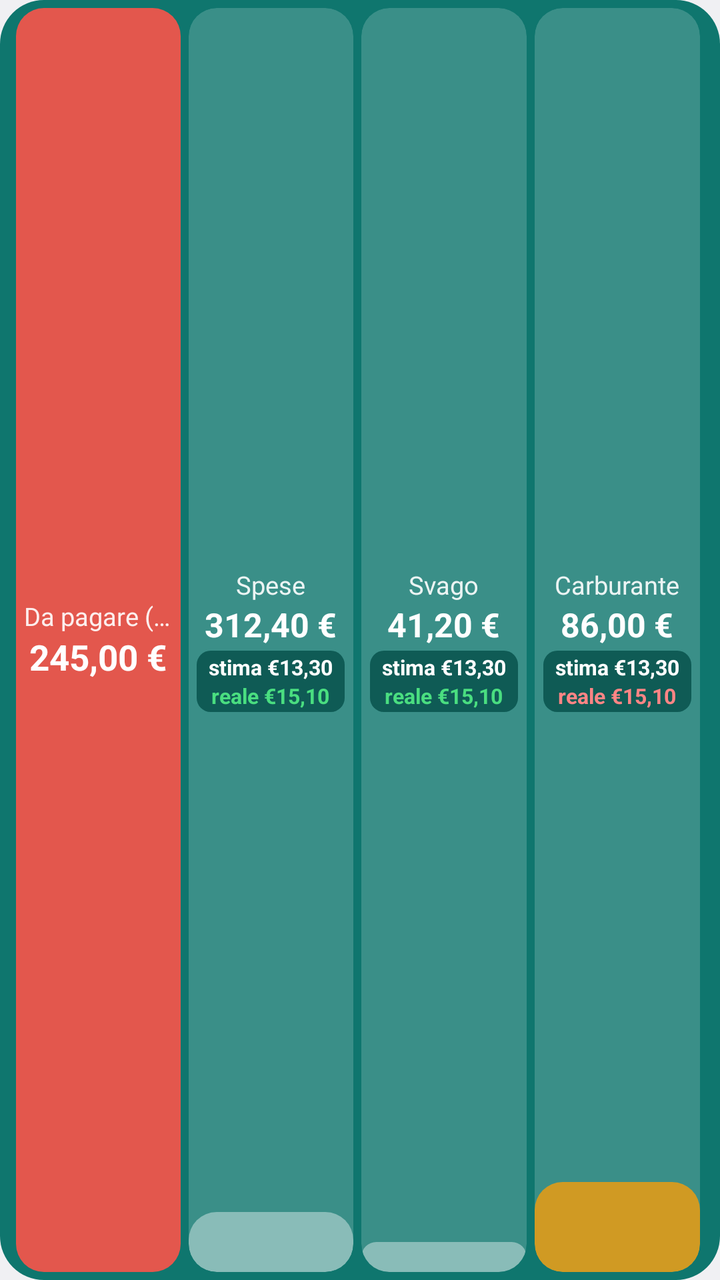
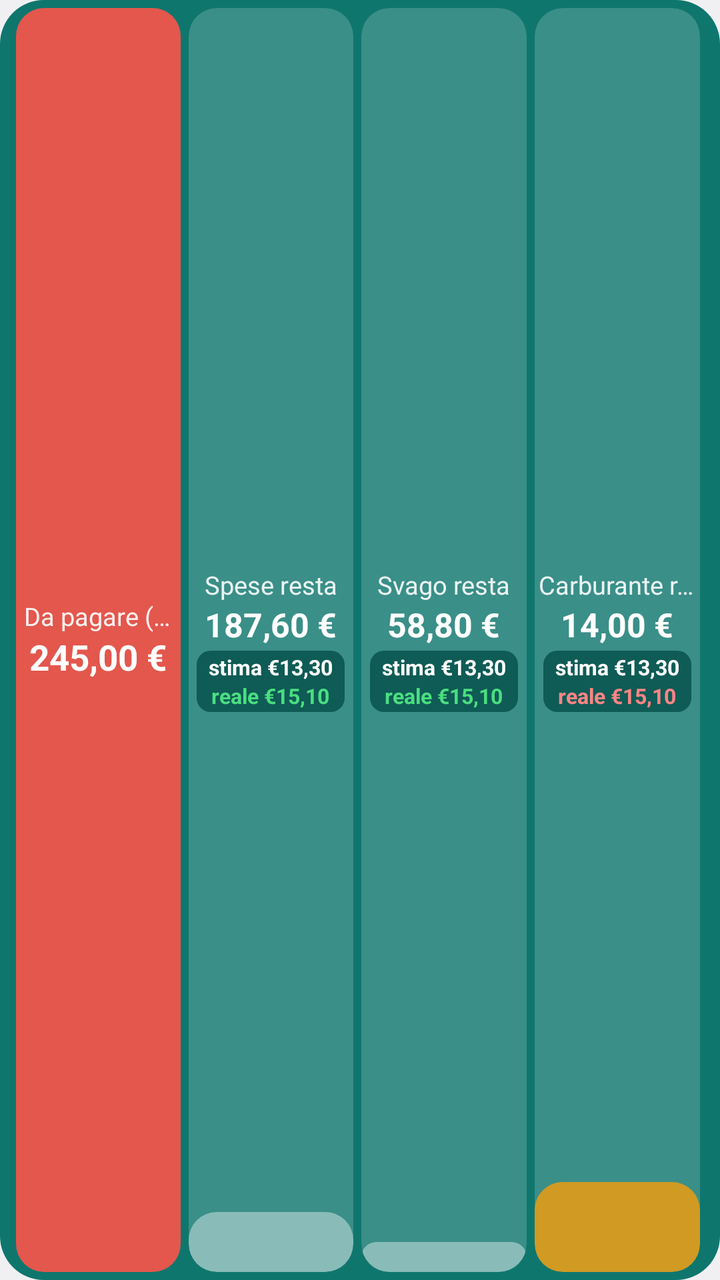

An Android layout rendered at two revisions. The XML below is the earlier revision; the diff shows what the commit changed to produce the second picture.
<!-- AndroidManifest.xml: application theme AppTheme -->
<!-- res/layout/widget_month3_preview.xml -->
<?xml version="1.0" encoding="utf-8"?>
<LinearLayout xmlns:android="http://schemas.android.com/apk/res/android"
    android:layout_width="match_parent"
    android:layout_height="match_parent"
    android:orientation="horizontal"
    android:gravity="center_vertical"
    android:paddingLeft="8dp"
    android:paddingRight="8dp"
    android:paddingTop="4dp"
    android:paddingBottom="4dp"
    android:background="@drawable/widget_bg">

    
    <LinearLayout
        android:layout_width="0dp"
        android:layout_height="match_parent"
        android:layout_weight="1"
        android:layout_marginRight="2dp"
        android:orientation="vertical">

        
        <LinearLayout
            android:layout_width="match_parent"
            android:layout_height="match_parent"
            android:orientation="vertical"
            android:gravity="center"
            android:paddingLeft="4dp"
            android:paddingRight="4dp"
            android:background="@drawable/widget_cell_due">
            <TextView
                android:layout_width="wrap_content"
                android:layout_height="wrap_content"
                android:text="Da pagare (3)"
                android:textColor="#E6FFFFFF"
                android:textSize="12.5sp"
                android:singleLine="true" />
            <TextView
                android:layout_width="wrap_content"
                android:layout_height="wrap_content"
                android:text="245,00 €"
                android:textColor="#FFFFFF"
                android:textSize="17.5sp"
                android:textStyle="bold"
                android:singleLine="true" />
        </LinearLayout>
    </LinearLayout>


    
    <FrameLayout
        android:layout_width="0dp"
        android:layout_height="match_parent"
        android:layout_weight="1"
        android:layout_marginLeft="2dp"
        android:layout_marginRight="2dp"
        android:background="@drawable/widget_cell"
        android:clipToOutline="true">
        <ImageView
            android:layout_width="match_parent"
            android:layout_height="match_parent"
            android:src="@drawable/preview_fill_a"
            android:scaleType="fitXY" />
        <LinearLayout
            android:layout_width="match_parent"
            android:layout_height="match_parent"
            android:orientation="vertical"
            android:gravity="center"
            android:paddingLeft="2dp"
            android:paddingRight="2dp">
            <TextView
                android:layout_width="wrap_content"
                android:layout_height="wrap_content"
                android:text="Spese"
                android:textColor="#E6FFFFFF"
                android:textSize="12.5sp"
                android:singleLine="true" />
            <TextView
                android:layout_width="wrap_content"
                android:layout_height="wrap_content"
                android:text="312,40 €"
                android:textColor="#FFFFFF"
                android:textSize="16.5sp"
                android:textStyle="bold"
                android:singleLine="true" />
            
            <LinearLayout
                android:layout_width="wrap_content"
                android:layout_height="wrap_content"
                android:layout_marginTop="2dp"
                android:orientation="vertical"
                android:gravity="center_horizontal"
                android:paddingLeft="6dp"
                android:paddingRight="6dp"
                android:paddingTop="1dp"
                android:paddingBottom="1dp"
                android:background="@drawable/widget_pill">
            <TextView
                android:layout_width="wrap_content"
                android:layout_height="wrap_content"
                android:text="stima €13,30"
                android:textColor="#FFFFFFFF"
                android:textSize="10.5sp"
                android:textStyle="bold"
                android:singleLine="true" />
            <TextView
                android:layout_width="wrap_content"
                android:layout_height="wrap_content"
                android:text="reale €15,10"
                android:textColor="#FF4ADE80"
                android:textSize="10.5sp"
                android:textStyle="bold"
                android:singleLine="true" />
            </LinearLayout>
        </LinearLayout>
    </FrameLayout>

    
    <FrameLayout
        android:layout_width="0dp"
        android:layout_height="match_parent"
        android:layout_weight="1"
        android:layout_marginLeft="2dp"
        android:layout_marginRight="2dp"
        android:background="@drawable/widget_cell"
        android:clipToOutline="true">
        <ImageView
            android:layout_width="match_parent"
            android:layout_height="match_parent"
            android:src="@drawable/preview_fill_c"
            android:scaleType="fitXY" />
        <LinearLayout
            android:layout_width="match_parent"
            android:layout_height="match_parent"
            android:orientation="vertical"
            android:gravity="center"
            android:paddingLeft="2dp"
            android:paddingRight="2dp">
            <TextView
                android:layout_width="wrap_content"
                android:layout_height="wrap_content"
                android:text="Svago"
                android:textColor="#E6FFFFFF"
                android:textSize="12.5sp"
                android:singleLine="true" />
            <TextView
                android:layout_width="wrap_content"
                android:layout_height="wrap_content"
                android:text="41,20 €"
                android:textColor="#FFFFFF"
                android:textSize="16.5sp"
                android:textStyle="bold"
                android:singleLine="true" />
            
            <LinearLayout
                android:layout_width="wrap_content"
                android:layout_height="wrap_content"
                android:layout_marginTop="2dp"
                android:orientation="vertical"
                android:gravity="center_horizontal"
                android:paddingLeft="6dp"
                android:paddingRight="6dp"
                android:paddingTop="1dp"
                android:paddingBottom="1dp"
                android:background="@drawable/widget_pill">
            <TextView
                android:layout_width="wrap_content"
                android:layout_height="wrap_content"
                android:text="stima €13,30"
                android:textColor="#FFFFFFFF"
                android:textSize="10.5sp"
                android:textStyle="bold"
                android:singleLine="true" />
            <TextView
                android:layout_width="wrap_content"
                android:layout_height="wrap_content"
                android:text="reale €15,10"
                android:textColor="#FF4ADE80"
                android:textSize="10.5sp"
                android:textStyle="bold"
                android:singleLine="true" />
            </LinearLayout>
        </LinearLayout>
    </FrameLayout>

    
    <FrameLayout
        android:layout_width="0dp"
        android:layout_height="match_parent"
        android:layout_weight="1"
        android:layout_marginLeft="2dp"
        android:layout_marginRight="2dp"
        android:background="@drawable/widget_cell"
        android:clipToOutline="true">
        <ImageView
            android:layout_width="match_parent"
            android:layout_height="match_parent"
            android:src="@drawable/preview_fill_b"
            android:scaleType="fitXY" />
        <LinearLayout
            android:layout_width="match_parent"
            android:layout_height="match_parent"
            android:orientation="vertical"
            android:gravity="center"
            android:paddingLeft="2dp"
            android:paddingRight="2dp">
            <TextView
                android:layout_width="wrap_content"
                android:layout_height="wrap_content"
                android:text="Carburante"
                android:textColor="#E6FFFFFF"
                android:textSize="12.5sp"
                android:singleLine="true" />
            <TextView
                android:layout_width="wrap_content"
                android:layout_height="wrap_content"
                android:text="86,00 €"
                android:textColor="#FFFFFF"
                android:textSize="16.5sp"
                android:textStyle="bold"
                android:singleLine="true" />
            
            <LinearLayout
                android:layout_width="wrap_content"
                android:layout_height="wrap_content"
                android:layout_marginTop="2dp"
                android:orientation="vertical"
                android:gravity="center_horizontal"
                android:paddingLeft="6dp"
                android:paddingRight="6dp"
                android:paddingTop="1dp"
                android:paddingBottom="1dp"
                android:background="@drawable/widget_pill">
            <TextView
                android:layout_width="wrap_content"
                android:layout_height="wrap_content"
                android:text="stima €13,30"
                android:textColor="#FFFFFFFF"
                android:textSize="10.5sp"
                android:textStyle="bold"
                android:singleLine="true" />
            <TextView
                android:layout_width="wrap_content"
                android:layout_height="wrap_content"
                android:text="reale €15,10"
                android:textColor="#FFFF8585"
                android:textSize="10.5sp"
                android:textStyle="bold"
                android:singleLine="true" />
            </LinearLayout>
        </LinearLayout>
    </FrameLayout>
</LinearLayout>
<!-- resources referenced by this layout -->
<resources>
  <!-- drawable preview_fill_a (drawable) -->
  <?xml version="1.0" encoding="utf-8"?>
  <layer-list xmlns:android="http://schemas.android.com/apk/res/android">
      <item android:gravity="bottom" android:height="30dp">
          <shape android:shape="rectangle">
              <solid android:color="#66FFFFFF" />
              <corners android:radius="14dp" />
          </shape>
      </item>
  </layer-list>
  <!-- drawable preview_fill_b (drawable) -->
  <?xml version="1.0" encoding="utf-8"?>
  <layer-list xmlns:android="http://schemas.android.com/apk/res/android">
      <item android:gravity="bottom" android:height="45dp">
          <shape android:shape="rectangle">
              <solid android:color="#CCF59E0B" />
              <corners android:radius="14dp" />
          </shape>
      </item>
  </layer-list>
  <!-- drawable preview_fill_c (drawable) -->
  <?xml version="1.0" encoding="utf-8"?>
  <layer-list xmlns:android="http://schemas.android.com/apk/res/android">
      <item android:gravity="bottom" android:height="15dp">
          <shape android:shape="rectangle">
              <solid android:color="#66FFFFFF" />
              <corners android:radius="14dp" />
          </shape>
      </item>
  </layer-list>
  <!-- drawable widget_bg (drawable) -->
  <?xml version="1.0" encoding="utf-8"?>
  <shape xmlns:android="http://schemas.android.com/apk/res/android" android:shape="rectangle">
      <solid android:color="#0F766E" />
      <corners android:radius="22dp" />
  </shape>
  <!-- drawable widget_cell (drawable) -->
  <?xml version="1.0" encoding="utf-8"?>
  <shape xmlns:android="http://schemas.android.com/apk/res/android" android:shape="rectangle">
      <solid android:color="#2EFFFFFF" />
      <corners android:radius="14dp" />
  </shape>
  <!-- drawable widget_cell_due (drawable) -->
  <?xml version="1.0" encoding="utf-8"?>
  <shape xmlns:android="http://schemas.android.com/apk/res/android" android:shape="rectangle">
      <solid android:color="#E3574D" />
      <corners android:radius="14dp" />
  </shape>
  <!-- drawable widget_pill (drawable) -->
  <?xml version="1.0" encoding="utf-8"?>
  <shape xmlns:android="http://schemas.android.com/apk/res/android" android:shape="rectangle">
      <solid android:color="#E60B5650" />
      <corners android:radius="7dp" />
  </shape>
  <style name="AppTheme" parent="@android:style/Theme.DeviceDefault.DayNight">
          <item name="android:windowActionBar">false</item>
          <item name="android:windowNoTitle">true</item>
      </style>
</resources>

<!-- the commit's change to res/layout/widget_month3_preview.xml (unified diff, before → after) -->
@@ -70,14 +70,14 @@
             <TextView
                 android:layout_width="wrap_content"
                 android:layout_height="wrap_content"
-                android:text="Spese"
-                android:textColor="#E6FFFFFF"
-                android:textSize="12.5sp"
-                android:singleLine="true" />
-            <TextView
-                android:layout_width="wrap_content"
-                android:layout_height="wrap_content"
-                android:text="312,40 €"
+                android:text="Spese resta"
+                android:textColor="#E6FFFFFF"
+                android:textSize="12.5sp"
+                android:singleLine="true" />
+            <TextView
+                android:layout_width="wrap_content"
+                android:layout_height="wrap_content"
+                android:text="187,60 €"
                 android:textColor="#FFFFFF"
                 android:textSize="16.5sp"
                 android:textStyle="bold"
@@ -138,14 +138,14 @@
             <TextView
                 android:layout_width="wrap_content"
                 android:layout_height="wrap_content"
-                android:text="Svago"
-                android:textColor="#E6FFFFFF"
-                android:textSize="12.5sp"
-                android:singleLine="true" />
-            <TextView
-                android:layout_width="wrap_content"
-                android:layout_height="wrap_content"
-                android:text="41,20 €"
+                android:text="Svago resta"
+                android:textColor="#E6FFFFFF"
+                android:textSize="12.5sp"
+                android:singleLine="true" />
+            <TextView
+                android:layout_width="wrap_content"
+                android:layout_height="wrap_content"
+                android:text="58,80 €"
                 android:textColor="#FFFFFF"
                 android:textSize="16.5sp"
                 android:textStyle="bold"
@@ -206,14 +206,14 @@
             <TextView
                 android:layout_width="wrap_content"
                 android:layout_height="wrap_content"
-                android:text="Carburante"
-                android:textColor="#E6FFFFFF"
-                android:textSize="12.5sp"
-                android:singleLine="true" />
-            <TextView
-                android:layout_width="wrap_content"
-                android:layout_height="wrap_content"
-                android:text="86,00 €"
+                android:text="Carburante resta"
+                android:textColor="#E6FFFFFF"
+                android:textSize="12.5sp"
+                android:singleLine="true" />
+            <TextView
+                android:layout_width="wrap_content"
+                android:layout_height="wrap_content"
+                android:text="14,00 €"
                 android:textColor="#FFFFFF"
                 android:textSize="16.5sp"
                 android:textStyle="bold"
